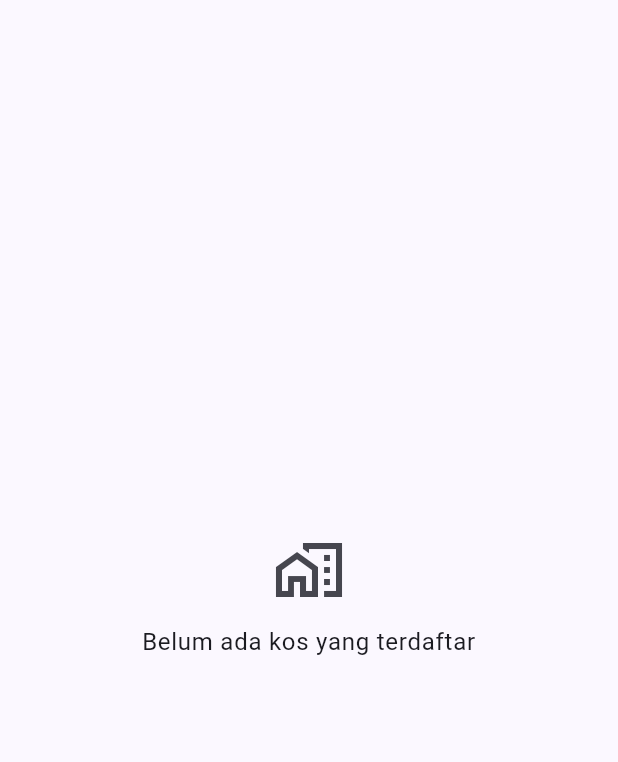
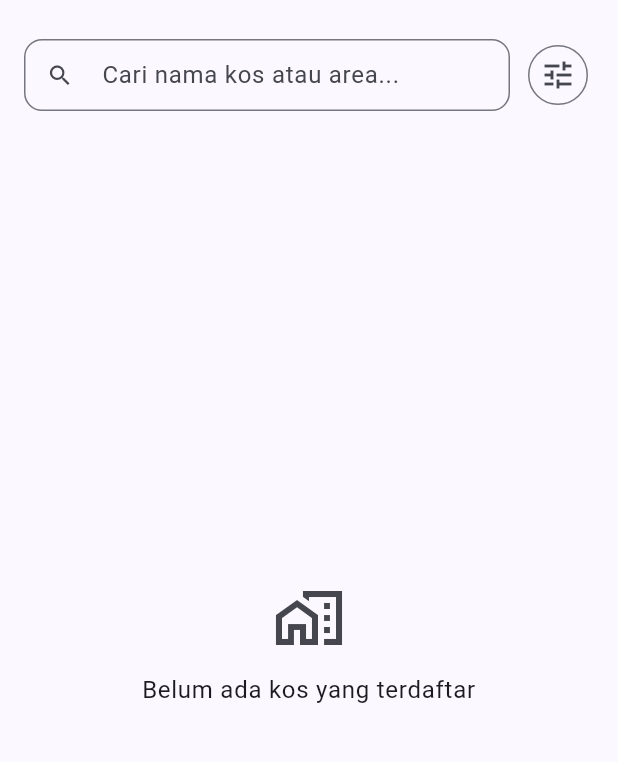
Before and after one commit to theresiadariuss/kosfinder, a Flutter app: the screen it shows after launch, on a phone screen of 412 x 824 dp, the part 63-825 px from its top. Run offline on Flutter 3.47's test engine with Material 3 defaults, Android fonts, the phone set to English and light mode, and no system bars; our stand-ins replace supabase_flutter; accounts and stored records are empty.

Commit message:
T08: integrasi search bar dan filter bottom sheet di KosListScreen (US03-AC1, US03-AC2, US03-AC3, US03-AC4)

```diff
--- a/lib/screens/kos_list_screen.dart
+++ b/lib/screens/kos_list_screen.dart
@@ -2,9 +2,10 @@ import 'package:flutter/material.dart';
 import 'package:provider/provider.dart';
 
 import '../providers/kos_list_provider.dart';
+import '../widgets/filter_bottom_sheet.dart';
 import '../widgets/kos_card.dart';
 
-/// Public catalog screen displaying all available boarding houses (`US01`).
+/// Public catalog screen displaying all available boarding houses (`US01`, `US03`).
 class KosListScreen extends StatefulWidget {
   const KosListScreen({super.key});
 
@@ -13,6 +14,8 @@ class KosListScreen extends StatefulWidget {
 }
 
 class _KosListScreenState extends State<KosListScreen> {
+  final TextEditingController _searchController = TextEditingController();
+
   @override
   void initState() {
     super.initState();
@@ -23,6 +26,20 @@ class _KosListScreenState extends State<KosListScreen> {
   }
 
   @override
+  void dispose() {
+    _searchController.dispose();
+    super.dispose();
+  }
+
+  void _openFilterSheet() {
+    showModalBottomSheet<void>(
+      context: context,
+      isScrollControlled: true,
+      builder: (_) => const FilterBottomSheet(),
+    );
+  }
+
+  @override
   Widget build(BuildContext context) {
     final provider = context.watch<KosListProvider>();
 
@@ -30,7 +47,71 @@ class _KosListScreenState extends State<KosListScreen> {
       appBar: AppBar(
         title: const Text('KosFinder'),
       ),
-      body: _buildBody(context, provider),
+      body: Column(
+        children: [
+          _buildSearchAndFilterBar(context, provider),
+          Expanded(child: _buildBody(context, provider)),
+        ],
+      ),
+    );
+  }
+
+  Widget _buildSearchAndFilterBar(
+    BuildContext context,
+    KosListProvider provider,
+  ) {
+    final hasFilter = provider.maxPrice != null ||
+        provider.filterWifi ||
+        provider.filterAc ||
+        provider.filterPrivateBathroom ||
+        provider.filterIncludesElectricity;
+
+    return Padding(
+      padding: const EdgeInsets.fromLTRB(16, 12, 16, 4),
+      child: Row(
+        children: [
+          Expanded(
+            child: TextField(
+              key: const Key('search_kos_field'),
+              controller: _searchController,
+              onChanged: (value) =>
+                  context.read<KosListProvider>().setSearchQuery(value),
+              decoration: InputDecoration(
+                hintText: 'Cari nama kos atau area...',
+                prefixIcon: const Icon(Icons.search),
+                suffixIcon: provider.searchQuery.isNotEmpty
+                    ? IconButton(
+                        tooltip: 'Hapus pencarian',
+                        icon: const Icon(Icons.clear),
+                        onPressed: () {
+                          _searchController.clear();
+                          context.read<KosListProvider>().setSearchQuery('');
+                        },
+                      )
+                    : null,
+                border: OutlineInputBorder(
+                  borderRadius: BorderRadius.circular(12),
+                ),
+                contentPadding: const EdgeInsets.symmetric(
+                  horizontal: 12,
+                  vertical: 10,
+                ),
+                isDense: true,
+              ),
+            ),
+          ),
+          const SizedBox(width: 8),
+          IconButton.outlined(
+            key: const Key('filter_button'),
+            tooltip: 'Filter',
+            onPressed: _openFilterSheet,
+            icon: Badge(
+              isLabelVisible: hasFilter,
+              child: const Icon(Icons.tune),
+            ),
+          ),
+        ],
+      ),
     );
   }
 
@@ -95,6 +176,30 @@ class _KosListScreenState extends State<KosListScreen> {
       );
     }
 
+    if (provider.isFilteredEmpty) {
+      return Center(
+        child: Padding(
+          padding: const EdgeInsets.all(24),
+          child: Column(
+            mainAxisSize: MainAxisSize.min,
+            children: [
+              Icon(
+                Icons.search_off_rounded,
+                size: 48,
+                color: Theme.of(context).colorScheme.onSurfaceVariant,
+              ),
+              const SizedBox(height: 12),
+              Text(
+                KosListProvider.emptyFilterMessage,
+                textAlign: TextAlign.center,
+                style: Theme.of(context).textTheme.bodyLarge,
+              ),
+            ],
+          ),
+        ),
+      );
+    }
+
     return RefreshIndicator(
       onRefresh: () => context.read<KosListProvider>().loadKos(),
       child: ListView.builder(
```
Also changed, not shown: lib/widgets/filter_bottom_sheet.dart (added, +146 -0 lines), 1 other file.
